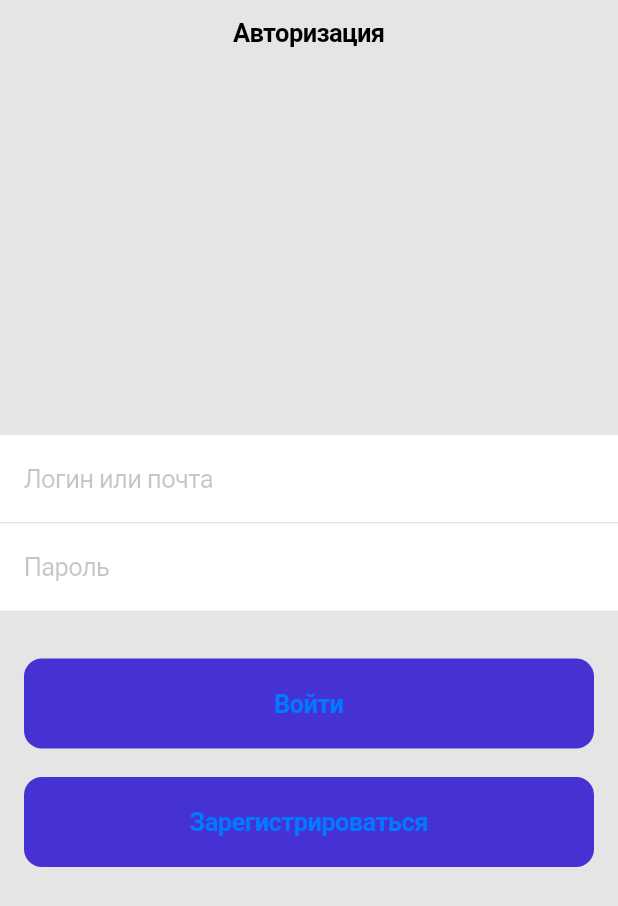
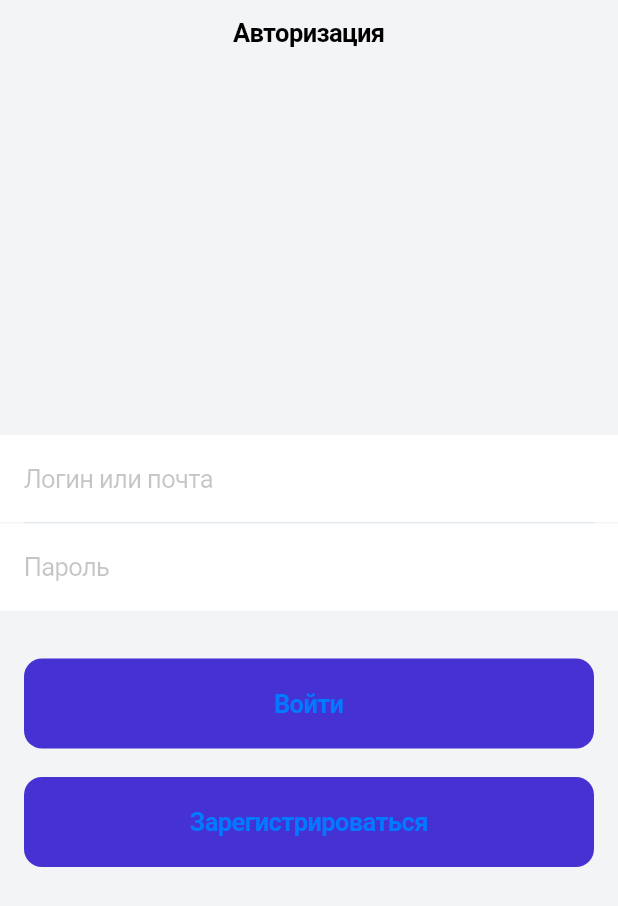
Before and after one commit to serikqaliev/flutter_project, a Flutter app: the screen it shows after launch, on a phone screen of 412 x 824 dp. Shown: the top 906 px of the screen. Run offline on Flutter 3.47's test engine with Material 2 defaults, Android fonts, the phone set to English and light mode, and no system bars.

Commit message:
contants, custom widgets

```diff
--- a/lib/main.dart
+++ b/lib/main.dart
@@ -1,9 +1,9 @@
 // ignore_for_file: prefer_const_constructors
 
 import 'package:flutter/cupertino.dart';
+import 'package:lesson_1/src/common/constants/color_constants.dart';
 import 'package:lesson_1/src/router/router.dart';
 import 'package:lesson_1/src/screens/auth/auth_screen.dart';
-import 'package:lesson_1/src/screens/registration/registration_screen.dart';
 
 void main() {
   runApp(const MyApp());
@@ -15,6 +15,9 @@
   @override
   Widget build(BuildContext context) {
     return CupertinoApp(
+      theme: CupertinoThemeData(
+        scaffoldBackgroundColor: AppColors.scaffoldBackground,
+      ),
       onGenerateRoute: AppRouter.generateRoute,
       home: AuthScreen(),
     );
--- /dev/null
+++ b/lib/src/common/constants/color_constants.dart
@@ -0,0 +1,7 @@
+import 'package:flutter/painting.dart';
+
+class AppColors {
+  static const Color scaffoldBackground = Color(0xFFF3F4F6);
+  static const Color white = Color(0xFFFFFFFF);
+  static const Color main = Color(0xFF4631D2);
+}
--- /dev/null
+++ b/lib/src/common/constants/padding_constants.dart
@@ -0,0 +1,5 @@
+import 'package:flutter/painting.dart';
+
+class AppPaddings {
+  static const EdgeInsets horizontal = EdgeInsets.symmetric(horizontal: 16);
+}
--- /dev/null
+++ b/lib/src/common/widgets/custom_button.dart
@@ -0,0 +1,28 @@
+import 'package:flutter/cupertino.dart';
+import 'package:lesson_1/src/common/constants/color_constants.dart';
+
+class CustomButton extends StatelessWidget {
+  const CustomButton({
+    Key? key,
+    required this.title,
+    required this.onPressed,
+  }) : super(key: key);
+
+  final String title;
+  final Function onPressed;
+
+  @override
+  Widget build(BuildContext context) {
+    return CupertinoButton(
+      padding: const EdgeInsets.symmetric(vertical: 20),
+      color: AppColors.main,
+      child: Text(
+        title,
+        style: const TextStyle(fontWeight: FontWeight.bold),
+      ),
+      onPressed: () {
+        onPressed();
+      },
+    );
+  }
+}
--- a/lib/src/common/widgets/custom_text_field.dart
+++ b/lib/src/common/widgets/custom_text_field.dart
@@ -0,0 +1,20 @@
+import 'package:flutter/cupertino.dart';
+import 'package:lesson_1/src/common/constants/color_constants.dart';
+
+class CustomTextField extends StatelessWidget {
+  const CustomTextField({
+    Key? key,
+    required this.placeholder,
+  }) : super(key: key);
+
+  final String placeholder;
+
+  @override
+  Widget build(BuildContext context) {
+    return CupertinoTextField(
+      decoration: const BoxDecoration(color: AppColors.white),
+      padding: const EdgeInsets.symmetric(horizontal: 16, vertical: 19),
+      placeholder: placeholder,
+    );
+  }
+}
--- /dev/null
+++ b/lib/src/common/widgets/text_field_divider.dart
@@ -0,0 +1,16 @@
+import 'package:flutter/cupertino.dart';
+
+class TextFieldDivider extends StatelessWidget {
+  const TextFieldDivider({
+    Key? key,
+  }) : super(key: key);
+
+  @override
+  Widget build(BuildContext context) {
+    return Container(
+      height: 1,
+      color: Color(0xFFE0E6ED),
+      margin: EdgeInsets.symmetric(horizontal: 16),
+    );
+  }
+}
--- a/lib/src/screens/auth/auth_screen.dart
+++ b/lib/src/screens/auth/auth_screen.dart
@@ -1,6 +1,10 @@
 // ignore_for_file: prefer_const_constructors
-
 import 'package:flutter/cupertino.dart';
+import 'package:lesson_1/src/common/constants/color_constants.dart';
+import 'package:lesson_1/src/common/constants/padding_constants.dart';
+import 'package:lesson_1/src/common/widgets/custom_button.dart';
+import 'package:lesson_1/src/common/widgets/custom_text_field.dart';
+import 'package:lesson_1/src/common/widgets/text_field_divider.dart';
 import 'package:lesson_1/src/router/router_const.dart';
 
 class AuthScreen extends StatelessWidget {
@@ -9,10 +13,10 @@
   @override
   Widget build(BuildContext context) {
     return CupertinoPageScaffold(
-      backgroundColor: Color(0xFFE5E5E5),
+      backgroundColor: AppColors.scaffoldBackground,
       navigationBar: const CupertinoNavigationBar(
         border: Border(),
-        backgroundColor: CupertinoColors.white,
+        backgroundColor: AppColors.white,
         middle: Text('Авторизация'),
       ),
       child: SafeArea(
@@ -20,53 +24,25 @@
           mainAxisAlignment: MainAxisAlignment.center,
           crossAxisAlignment: CrossAxisAlignment.stretch,
           children: <Widget>[
-            CupertinoTextField(
-              decoration: BoxDecoration(color: CupertinoColors.white),
-              padding: EdgeInsets.symmetric(horizontal: 16, vertical: 19),
-              placeholder: 'Логин или почта',
-            ),
-            Container(
-              height: 1,
-              color: Color(0xFFE0E6ED),
-              margin: EdgeInsets.symmetric(horizontal: 16),
-            ),
-            CupertinoTextField(
-              decoration: BoxDecoration(color: CupertinoColors.white),
-              padding: EdgeInsets.symmetric(horizontal: 16, vertical: 19),
-              placeholder: 'Пароль',
-            ),
-            SizedBox(
-              height: 32,
-            ),
+            CustomTextField(placeholder: 'Логин или почта'),
+            TextFieldDivider(),
+            CustomTextField(placeholder: 'Пароль'),
+            SizedBox(height: 32),
             Padding(
-              padding: EdgeInsets.symmetric(horizontal: 16),
-              child: CupertinoButton(
-                padding: EdgeInsets.symmetric(vertical: 20),
-                color: Color(0xFF4631D2),
-                child: Text(
-                  'Войти',
-                  style: TextStyle(fontWeight: FontWeight.bold),
-                ),
-                onPressed: () {},
-              ),
-            ),
-            SizedBox(
-              height: 19,
-            ),
+                padding: AppPaddings.horizontal,
+                child: CustomButton(
+                  title: 'Войти',
+                  onPressed: () {},
+                )),
+            SizedBox(height: 19),
             Padding(
-              padding: EdgeInsets.symmetric(horizontal: 16),
-              child: CupertinoButton(
-                padding: EdgeInsets.symmetric(vertical: 20),
-                color: Color(0xFF4631D2),
-                child: Text(
-                  'Зарегистрироваться',
-                  style: TextStyle(fontWeight: FontWeight.bold),
-                ),
-                onPressed: () {
-                  Navigator.pushNamed(context, RegistrationRoute);
-                },
-              ),
-            )
+                padding: AppPaddings.horizontal,
+                child: CustomButton(
+                  title: 'Зарегистрироваться',
+                  onPressed: () {
+                    Navigator.pushNamed(context, RegistrationRoute);
+                  },
+                ))
           ],
         ),
       ),
```
Also changed, not shown: lib/src/screens/registration/registration_screen.dart (+19 -63 lines).
